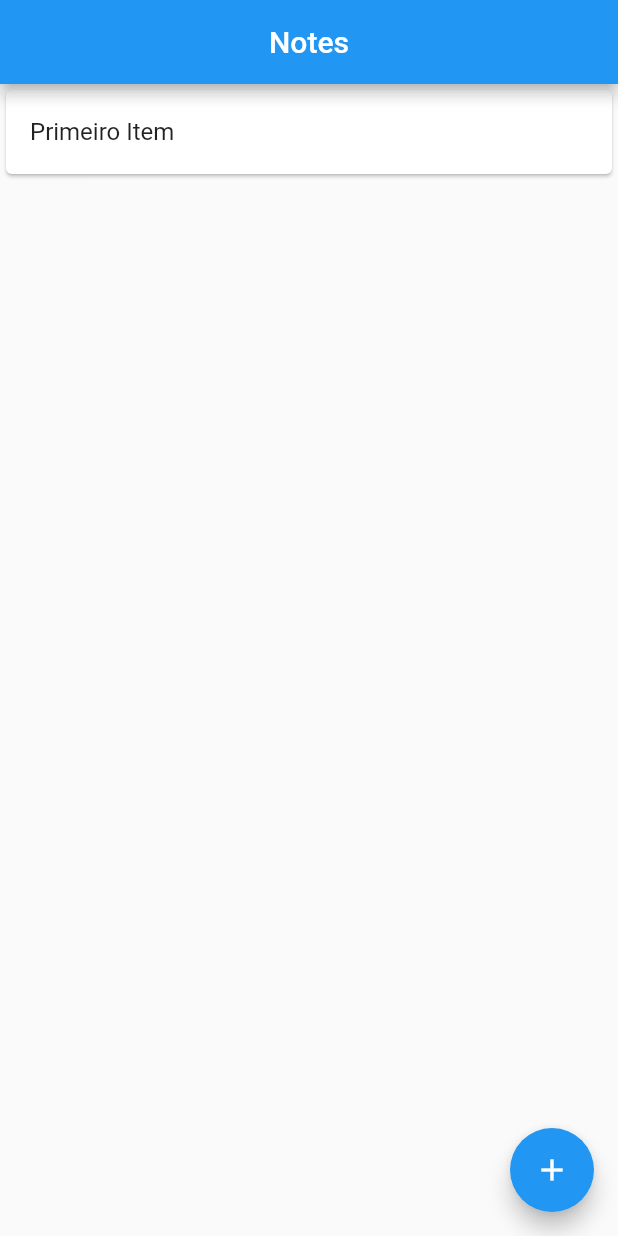
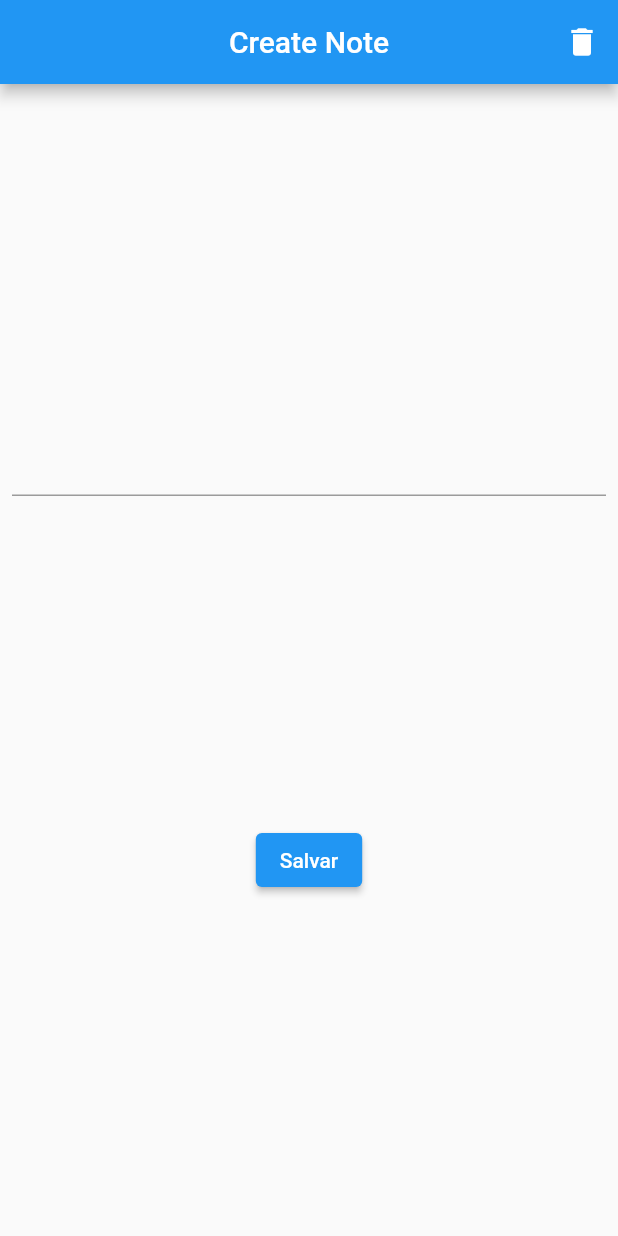
Before and after one commit to brenoos/notes-app, a Flutter app: the screen it shows after launch, on a phone screen of 412 x 824 dp. Run offline on Flutter 3.47's test engine with Material 2 defaults, Android fonts, the phone set to English and light mode, and no system bars.

Commit message:
create note page complete

```diff
--- a/lib/app_widget.dart
+++ b/lib/app_widget.dart
@@ -1,4 +1,5 @@
 import 'package:flutter/material.dart';
+import 'package:notes/create_note_page.dart';
 import 'package:notes/home_page.dart';
 
 class AppWidget extends StatelessWidget {
@@ -7,7 +8,7 @@ class AppWidget extends StatelessWidget {
     return MaterialApp(
       debugShowCheckedModeBanner: false,
       title: "Notes",
-      home: HomePage(),
+      home: CreateNotePage(),
     );
   }
 }
--- /dev/null
+++ b/lib/create_note_page.dart
@@ -0,0 +1,34 @@
+import 'package:flutter/material.dart';
+
+class CreateNotePage extends StatelessWidget {
+  @override
+  Widget build(BuildContext context) {
+    return Scaffold(
+      appBar: AppBar(
+        title: Text("Create Note"),
+        centerTitle: true,
+        actions: [
+          IconButton(
+            icon: Icon(Icons.delete),
+            onPressed: () {},
+          )
+        ],
+      ),
+      body: Padding(
+        padding: EdgeInsets.all(8.0),
+        child: Column(
+          mainAxisAlignment: MainAxisAlignment.spaceEvenly,
+          children: [
+            TextField(
+              maxLines: null,
+            ),
+            ElevatedButton(
+              onPressed: () {},
+              child: Text("Salvar"),
+            )
+          ],
+        ),
+      ),
+    );
+  }
+}
```
